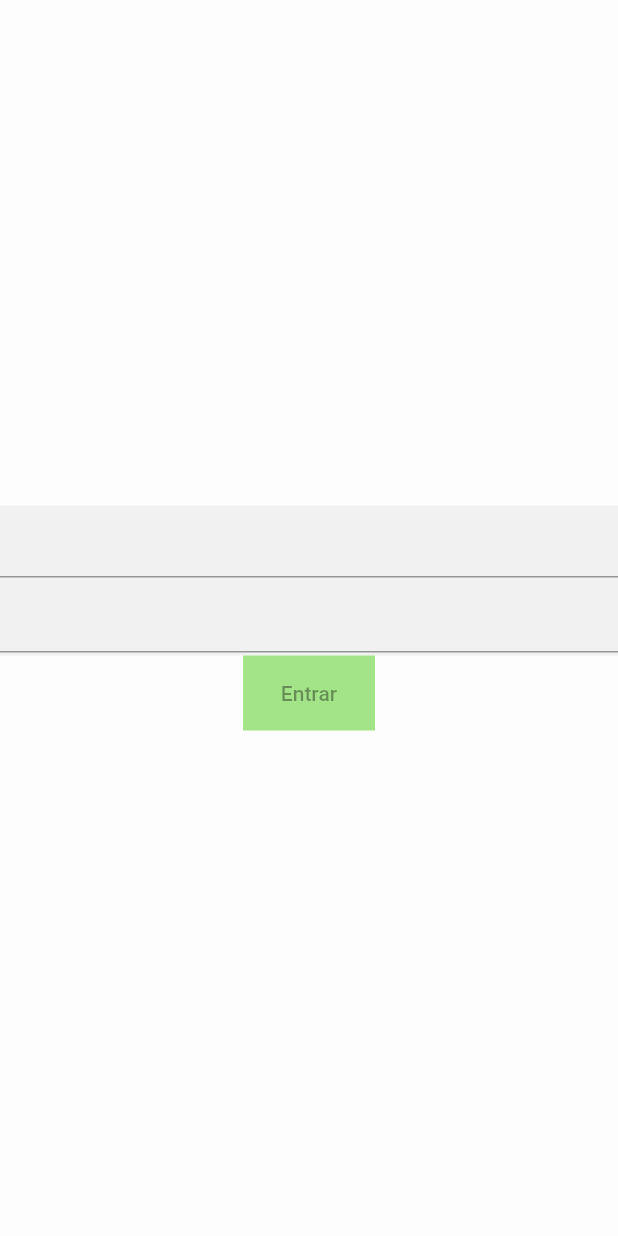
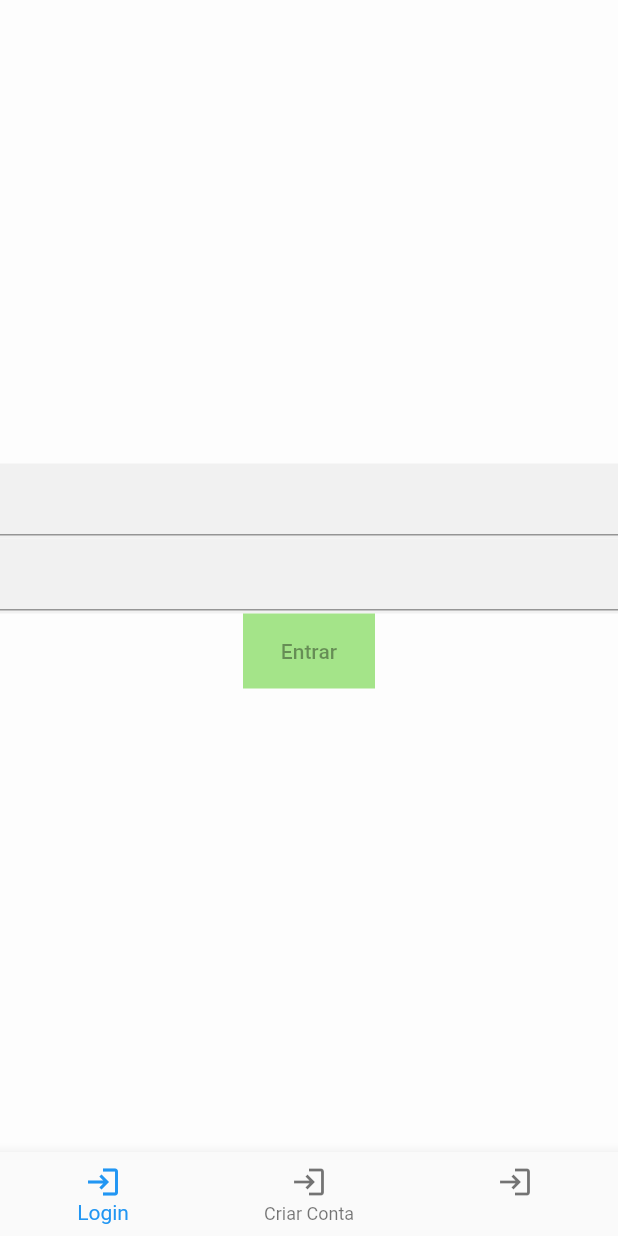
Before and after one commit to AlexWendel/veio-ta-on, a Flutter app: the screen it shows after launch, on a phone screen of 412 x 824 dp. Run offline on Flutter 3.47's test engine with Material 2 defaults, Android fonts, the phone set to English and light mode, and no system bars; our stand-ins replace get.

Commit message:
bottom app bar login

```diff
--- a/lib/app/modules/home/views/home_view.dart
+++ b/lib/app/modules/home/views/home_view.dart
@@ -10,6 +10,11 @@ class HomeView extends GetView<HomeController> {
   @override
   Widget build(BuildContext context) {
     return Scaffold(
+      bottomNavigationBar: BottomNavigationBar(items: [
+        BottomNavigationBarItem(icon: Icon(Icons.login), label: "Login"),
+        BottomNavigationBarItem(icon: Icon(Icons.login), label: "Criar Conta"),
+        BottomNavigationBarItem(icon: Icon(Icons.login), label: "")
+      ]),
       backgroundColor: backGround,
       body: Center(
         child: Column(
```
